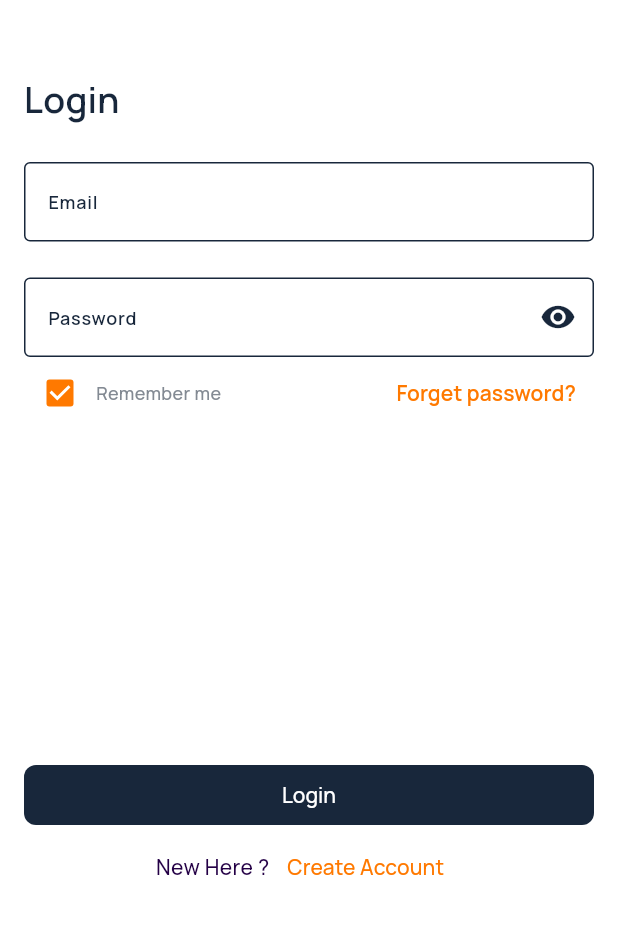
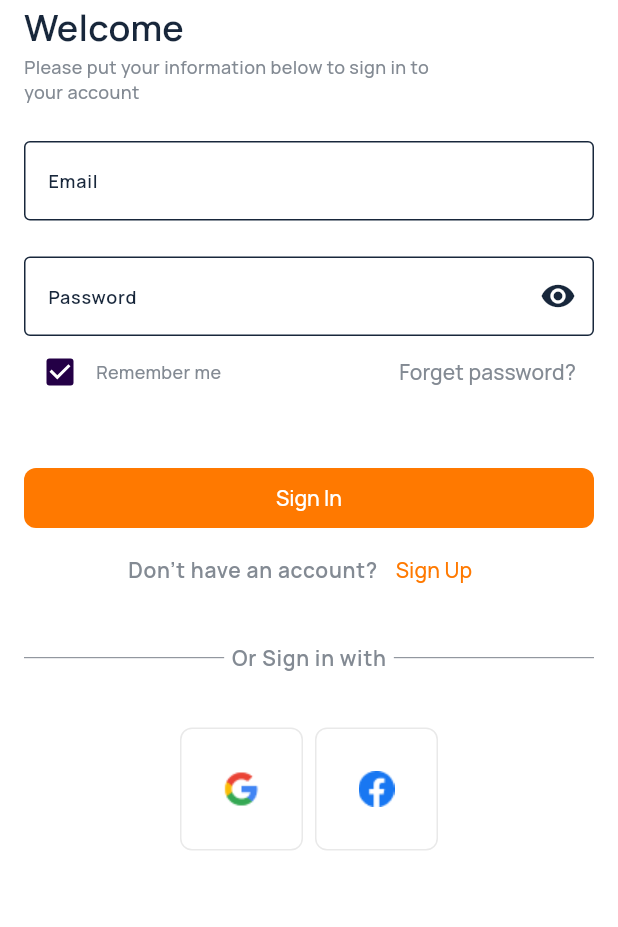
Before and after one commit to themiyakasun/medicare, a Flutter app: the screen it shows after launch, after a tap on "Continue", on a phone screen of 412 x 824 dp, the part 309-1236 px from its top. Run offline on Flutter 3.47's test engine with Material 3 defaults, Android fonts, the phone set to English and light mode, and no system bars; our stand-ins replace firebase_core, flutter_riverpod, get, get_storage, logger; accounts and stored records are empty.

Commit message:
Login Screen

```diff
--- a/lib/features/authentication/screen/login/login.dart
+++ b/lib/features/authentication/screen/login/login.dart
@@ -11,17 +11,10 @@ class LoginScreen extends StatelessWidget {
   @override
   Widget build(BuildContext context) {
     return Scaffold(
-      body: LayoutBuilder(
-        builder: (BuildContext context, BoxConstraints constraints) {
-          return SingleChildScrollView(
-            child: ConstrainedBox(
-              constraints: BoxConstraints(minHeight: constraints.maxHeight),
+        body: SingleChildScrollView(
       child: Padding(
         padding: TSpacingStyle.paddingWithAppBarHeight,
         child: Column(
-                  mainAxisAlignment: MainAxisAlignment.spaceBetween,
-                  children: [
-                    Column(
           children: [
             Row(
               crossAxisAlignment: CrossAxisAlignment.start,
@@ -29,32 +22,43 @@ class LoginScreen extends StatelessWidget {
                 Image(
                   image: AssetImage(TImages.logo),
                   height: 150,
-                            ),
+                )
               ],
             ),
-                        SizedBox(height: TSizes.twoxl),
+
             Align(
                 alignment: Alignment.topLeft,
-                          child: Text(
-                            'Login',
+                child: Column(
+                  crossAxisAlignment: CrossAxisAlignment.start,
+                  children: [
+                    Text(
+                      'Welcome',
                       style: Theme.of(context).textTheme.titleMedium,
                       textAlign: TextAlign.left,
                     ),
-                        ),
+                    SizedBox(
+                        width: 278,
+                        child: Text(
+                          'Please put your information below to sign in to your account',
+                          style: Theme.of(context).textTheme.bodyMedium,
+                        ))
+                  ],
+                )),
 
-                        //form
+            //Form
             Form(
                 child: Padding(
-                            padding: const EdgeInsets.symmetric(
-                                vertical: TSizes.spaceBtwItems),
+              padding:
+                  const EdgeInsets.symmetric(vertical: TSizes.spaceBtwItems),
               child: Column(
                 children: [
                   //Email
                   TextFormField(
-                                  decoration:
-                                      const InputDecoration(labelText: 'Email'),
+                    decoration: const InputDecoration(labelText: 'Email'),
                   ),
-                                const SizedBox(height: TSizes.spaceBtwItems),
+                  const SizedBox(
+                    height: TSizes.spaceBtwItems,
+                  ),
 
                   //Password
                   TextFormField(
@@ -62,64 +66,58 @@ class LoginScreen extends StatelessWidget {
                         labelText: 'Password',
                         suffixIcon: Icon(Icons.visibility)),
                   ),
+
+                  //Remember me & Forget Password
                   Row(
-                                  mainAxisAlignment:
-                                      MainAxisAlignment.spaceBetween,
+                    mainAxisAlignment: MainAxisAlignment.spaceBetween,
                     children: [
+                      //Remember me
                       Row(
                         children: [
-                                        Checkbox(
-                                            value: true, onChanged: (value) {}),
+                          Theme(
+                            data: ThemeData(
+                              checkboxTheme: TAppTheme.darkPurpleCheckBoxTheme,
+                            ),
+                            child: Checkbox(
+                              value: true,
+                              onChanged: (value) {},
+                            ),
+                          ),
                           const Text('Remember me')
                         ],
                       ),
+
+                      //Forget Password
                       TextButton(
                           onPressed: () {},
-                                        child: const Text(
-                                          'Forget password?',
+                          child: const Text('Forget password?',
                               style: TextStyle(
-                                              fontFamily: 'Manrope',
                                   fontSize: 14,
-                                              fontWeight: FontWeight.w600,
-                                              color: TColors.coolOrange),
-                                        ))
+                                  fontWeight: FontWeight.w500,
+                                  color: TColors.neutralsGray2)))
                     ],
                   ),
-                              ],
+
+                  const SizedBox(
+                    height: TSizes.spaceBtwSections,
                   ),
-                          ),
-                        ),
-                      ],
-                    ),
-                    Padding(
-                      padding: const EdgeInsets.symmetric(vertical: TSizes.md),
-                      child: Align(
-                          alignment: Alignment.bottomCenter,
-                          child: Column(
-                            children: [
+
+                  //Sign in Button
                   SizedBox(
                     width: double.infinity,
                     child: ElevatedButton(
-                                  style:
-                                      TAppTheme.doctorElevatedButtonTheme.style,
-                                  onPressed: () {},
-                                  child: const Text('Login'),
+                        onPressed: () {}, child: Text('Sign In')),
                   ),
-                              ),
+
                   Row(
                     mainAxisAlignment: MainAxisAlignment.center,
                     children: [
-                                  Text(
-                                    'New Here ?',
-                                    style: TextStyle(
-                                        fontSize: 14,
-                                        fontWeight: FontWeight.w500,
-                                        color: TColors.darkPurple),
-                                  ),
+                      Text("Don't have an account?",
+                          style: Theme.of(context).textTheme.bodyLarge),
                       TextButton(
                           onPressed: () {},
                           child: Text(
-                                        'Create Account',
+                            'Sign Up',
                             style: TextStyle(
                                 fontSize: 14,
                                 fontWeight: FontWeight.w500,
@@ -128,15 +126,71 @@ class LoginScreen extends StatelessWidget {
                     ],
                   )
                 ],
+              ),
             )),
+
+            //Divider
+            Row(
+              mainAxisAlignment: MainAxisAlignment.center,
+              children: [
+                Flexible(
+                    child: Divider(
+                  color: TColors.neutralsGray1,
+                  thickness: 0.5,
+                  indent: 0,
+                  endIndent: 5,
+                )),
+                Text('Or Sign in with',
+                    style: Theme.of(context).textTheme.bodyLarge),
+                Flexible(
+                    child: Divider(
+                  color: TColors.neutralsGray1,
+                  thickness: 0.5,
+                  indent: 5,
+                  endIndent: 0,
+                )),
+              ],
             ),
+
+            const SizedBox(
+              height: TSizes.spaceBtwSections,
+            ),
+            //Footer
+            Row(
+              mainAxisAlignment: MainAxisAlignment.center,
+              children: [
+                Container(
+                  padding: EdgeInsets.all(TSizes.md),
+                  decoration: BoxDecoration(
+                      border: Border.all(color: TColors.neutralsGray5),
+                      borderRadius: BorderRadius.circular(8)),
+                  child: IconButton(
+                      onPressed: () {},
+                      icon: const Image(
+                          width: TSizes.lg,
+                          height: TSizes.lg,
+                          image: AssetImage(TImages.google))),
+                ),
+                const SizedBox(
+                  width: TSizes.sm,
+                ),
+                Container(
+                  padding: EdgeInsets.all(TSizes.md),
+                  decoration: BoxDecoration(
+                      border: Border.all(color: TColors.neutralsGray5),
+                      borderRadius: BorderRadius.circular(TSizes.sm)),
+                  child: IconButton(
+                      onPressed: () {},
+                      icon: const Image(
+                          width: TSizes.lg,
+                          height: TSizes.lg,
+                          image: AssetImage(TImages.facebook))),
+                ),
+              ],
+            )
           ],
         ),
       ),
-            ),
-          );
-        },
-      ),
-    );
+    ));
   }
 }
--- a/lib/utils/theme/custom_themes/checkbox_theme.dart
+++ b/lib/utils/theme/custom_themes/checkbox_theme.dart
@@ -20,4 +20,21 @@ class TCheckboxTheme {
       return Colors.transparent;
     }
   }));
+
+  static CheckboxThemeData darkPurpleChecBoxTheme =
+      CheckboxThemeData(checkColor: WidgetStateProperty.resolveWith((states) {
+    if (states.contains(WidgetState.selected)) {
+      return TColors.neutralsWhite;
+    } else {
+      return Colors.transparent;
+    }
+  }), fillColor: WidgetStateColor.resolveWith((states) {
+    if (states.contains(WidgetState.selected)) {
+      return TColors.darkPurple;
+    } else if (states.contains(WidgetState.disabled)) {
+      return TColors.neutralsGray2;
+    } else {
+      return Colors.transparent;
+    }
+  }));
 }
--- a/lib/utils/theme/theme.dart
+++ b/lib/utils/theme/theme.dart
@@ -26,4 +26,9 @@ class TAppTheme {
       TElevatedButtonTheme.patientElevatedButtonTheme;
   static ElevatedButtonThemeData get doctorElevatedButtonTheme =>
       TElevatedButtonTheme.doctorElevatedButtonTheme;
+
+  static CheckboxThemeData get orangeCheckBoxTheme =>
+      TCheckboxTheme.orangeCheckBoxTheme;
+  static CheckboxThemeData get darkPurpleCheckBoxTheme =>
+      TCheckboxTheme.darkPurpleChecBoxTheme;
 }
```
Lines whose indentation alone changed are shown as unchanged.
